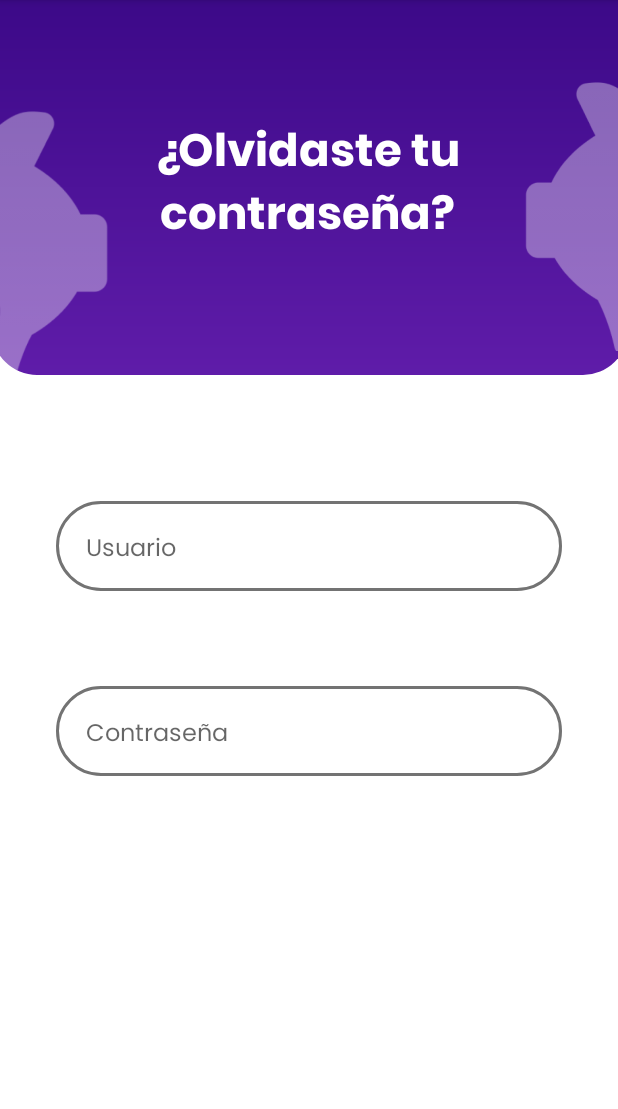
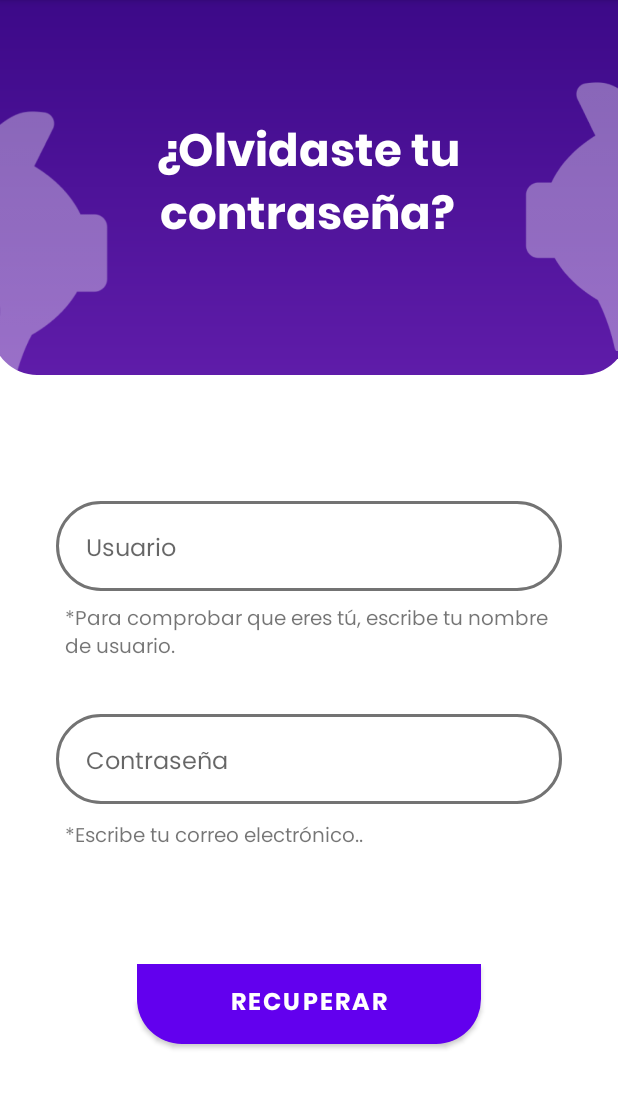
Before and after one commit to danielgranados123/Financia, an Android app: the activity_recuperar_password screen opened directly, with no data from a screen before it, on a phone screen of 412 x 824 dp, the part 84-1193 px from its top. Run offline under Robolectric (Android 15) with nearby library versions, the phone set to English and light mode, and no system bars.

Commit message:
Interfaz de recuperar password lista para programar (faltan detallitos de diseno)

```diff
--- a/AppMovil/app/src/main/res/layout/activity_recuperar_password.xml
+++ b/AppMovil/app/src/main/res/layout/activity_recuperar_password.xml
@@ -91,6 +91,44 @@
         app:layout_constraintEnd_toEndOf="parent"
         app:layout_constraintStart_toStartOf="parent"
         app:layout_constraintTop_toTopOf="@+id/imageView5"
-        app:layout_constraintVertical_bias="0.646" />
+        app:layout_constraintVertical_bias="0.672" />
+
+    <TextView
+        android:id="@+id/txtParaConfirmarQueEresTu"
+        android:layout_width="325dp"
+        android:layout_height="38dp"
+        android:layout_marginTop="8dp"
+        android:fontFamily="@font/poppins"
+        android:text="*Para comprobar que eres tú, escribe tu nombre de usuario."
+        android:textSize="13sp"
+        app:layout_constraintEnd_toEndOf="parent"
+        app:layout_constraintStart_toStartOf="parent"
+        app:layout_constraintTop_toBottomOf="@+id/txtUsuarioRecuperar" />
+
+    <TextView
+        android:id="@+id/txtEscribeTuCorreo"
+        android:layout_width="325dp"
+        android:layout_height="38dp"
+        android:fontFamily="@font/poppins"
+        android:text="*Escribe tu correo electrónico.."
+        android:textSize="13sp"
+        app:layout_constraintBottom_toBottomOf="parent"
+        app:layout_constraintEnd_toEndOf="parent"
+        app:layout_constraintStart_toStartOf="parent"
+        app:layout_constraintTop_toBottomOf="@+id/txtPasswordRecuperar"
+        app:layout_constraintVertical_bias="0.054" />
+
+    <Button
+        android:id="@+id/btnRecuperarContrasena"
+        android:layout_width="229dp"
+        android:layout_height="53dp"
+        android:layout_marginBottom="72dp"
+        android:background="@drawable/ic_rectangulo_morado"
+        android:fontFamily="@font/poppins_bold"
+        android:text="Recuperar"
+        android:textSize="16sp"
+        app:layout_constraintBottom_toBottomOf="parent"
+        app:layout_constraintEnd_toEndOf="parent"
+        app:layout_constraintStart_toStartOf="parent" />
 
 </androidx.constraintlayout.widget.ConstraintLayout>
```
